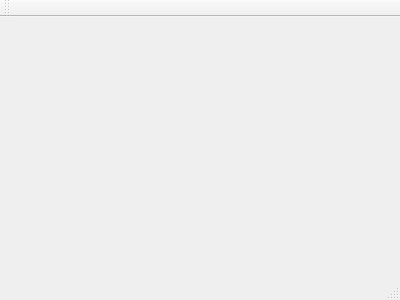
Qt form day02/02_Layout/mainwindow.ui (dchou/QtUIProjects) before a commit.
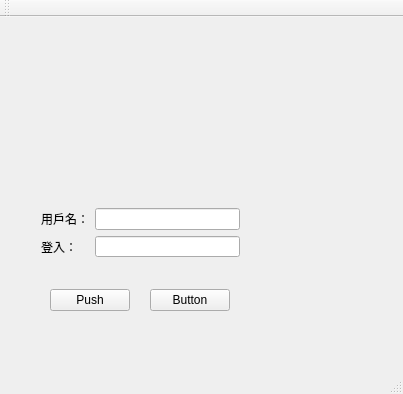
The same form after that commit. Icons and pictures are not drawn. Custom widgets are drawn as their Qt base class.

Commit message: 2.5 - 布局

```diff
--- a/day02/02_Layout/mainwindow.ui
+++ b/day02/02_Layout/mainwindow.ui
@@ -6,23 +6,173 @@
    <rect>
     <x>0</x>
     <y>0</y>
-    <width>400</width>
-    <height>300</height>
+    <width>403</width>
+    <height>394</height>
    </rect>
   </property>
   <property name="windowTitle">
    <string>MainWindow</string>
   </property>
   <widget class="QWidget" name="centralWidget">
-   <widget class="SmallWidget" name="widget" native="true">
+   <widget class="QWidget" name="widget" native="true">
+    <property name="geometry">
+     <rect>
+      <x>30</x>
+      <y>180</y>
+      <width>221</width>
+      <height>71</height>
+     </rect>
+    </property>
+    <layout class="QGridLayout" name="gridLayout">
+     <item row="1" column="0">
+      <widget class="QLabel" name="label_3">
+       <property name="text">
+        <string>登入：</string>
+       </property>
+      </widget>
+     </item>
+     <item row="1" column="1">
+      <widget class="QLineEdit" name="lineEdit_2"/>
+     </item>
+     <item row="0" column="0">
+      <widget class="QLabel" name="label_2">
+       <property name="text">
+        <string>用戶名：</string>
+       </property>
+      </widget>
+     </item>
+     <item row="0" column="1">
+      <widget class="QLineEdit" name="lineEdit"/>
+     </item>
+    </layout>
+   </widget>
+   <widget class="QWidget" name="widget_2" native="true">
     <property name="geometry">
      <rect>
       <x>20</x>
-      <y>20</y>
-      <width>120</width>
-      <height>80</height>
+      <y>260</y>
+      <width>241</width>
+      <height>47</height>
      </rect>
     </property>
+    <layout class="QHBoxLayout" name="horizontalLayout_2">
+     <property name="spacing">
+      <number>0</number>
+     </property>
+     <item>
+      <spacer name="horizontalSpacer_3">
+       <property name="orientation">
+        <enum>Qt::Horizontal</enum>
+       </property>
+       <property name="sizeHint" stdset="0">
+        <size>
+         <width>28</width>
+         <height>20</height>
+        </size>
+       </property>
+      </spacer>
+     </item>
+     <item>
+      <widget class="QPushButton" name="pushButton">
+       <property name="text">
+        <string>Push</string>
+       </property>
+      </widget>
+     </item>
+     <item>
+      <spacer name="horizontalSpacer_5">
+       <property name="orientation">
+        <enum>Qt::Horizontal</enum>
+       </property>
+       <property name="sizeType">
+        <enum>QSizePolicy::Fixed</enum>
+       </property>
+       <property name="sizeHint" stdset="0">
+        <size>
+         <width>20</width>
+         <height>20</height>
+        </size>
+       </property>
+      </spacer>
+     </item>
+     <item>
+      <widget class="QPushButton" name="pushButton_2">
+       <property name="text">
+        <string>Button</string>
+       </property>
+      </widget>
+     </item>
+     <item>
+      <spacer name="horizontalSpacer_4">
+       <property name="orientation">
+        <enum>Qt::Horizontal</enum>
+       </property>
+       <property name="sizeHint" stdset="0">
+        <size>
+         <width>28</width>
+         <height>20</height>
+        </size>
+       </property>
+      </spacer>
+     </item>
+    </layout>
+   </widget>
+   <widget class="QWidget" name="">
+    <property name="geometry">
+     <rect>
+      <x>30</x>
+      <y>10</y>
+      <width>221</width>
+      <height>151</height>
+     </rect>
+    </property>
+    <layout class="QHBoxLayout" name="horizontalLayout">
+     <item>
+      <spacer name="horizontalSpacer">
+       <property name="orientation">
+        <enum>Qt::Horizontal</enum>
+       </property>
+       <property name="sizeHint" stdset="0">
+        <size>
+         <width>40</width>
+         <height>20</height>
+        </size>
+       </property>
+      </spacer>
+     </item>
+     <item>
+      <widget class="QLabel" name="label">
+       <property name="maximumSize">
+        <size>
+         <width>120</width>
+         <height>16777215</height>
+        </size>
+       </property>
+       <property name="text">
+        <string/>
+       </property>
+       <property name="pixmap">
+        <pixmap>../01_parts/Image/Luffy.png</pixmap>
+       </property>
+       <property name="scaledContents">
+        <bool>true</bool>
+       </property>
+      </widget>
+     </item>
+     <item>
+      <spacer name="horizontalSpacer_2">
+       <property name="orientation">
+        <enum>Qt::Horizontal</enum>
+       </property>
+       <property name="sizeHint" stdset="0">
+        <size>
+         <width>40</width>
+         <height>20</height>
+        </size>
+       </property>
+      </spacer>
+     </item>
+    </layout>
    </widget>
   </widget>
   <widget class="QMenuBar" name="menuBar">
@@ -46,14 +196,6 @@
   <widget class="QStatusBar" name="statusBar"/>
  </widget>
  <layoutdefault spacing="6" margin="11"/>
- <customwidgets>
-  <customwidget>
-   <class>SmallWidget</class>
-   <extends>QWidget</extends>
-   <header location="global">smallwidget.h</header>
-   <container>1</container>
-  </customwidget>
- </customwidgets>
  <resources/>
  <connections/>
 </ui>
```
Left out of the diff: 2 changed lines with no effect on the pictures.
